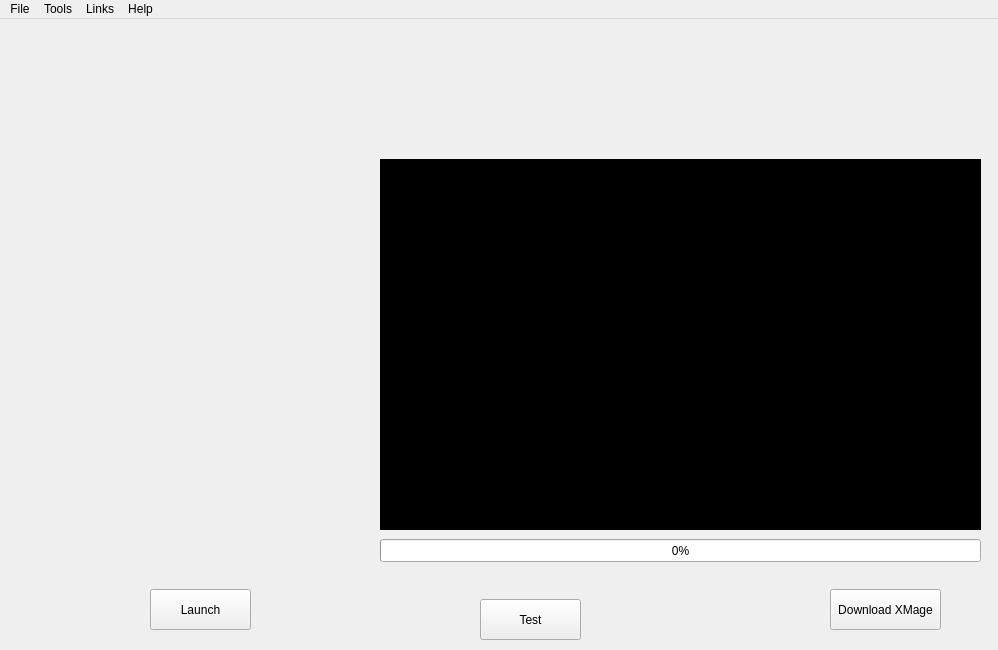
Qt form mainwindow.ui (weirddan455/xmage-launcher-qt) before a commit.
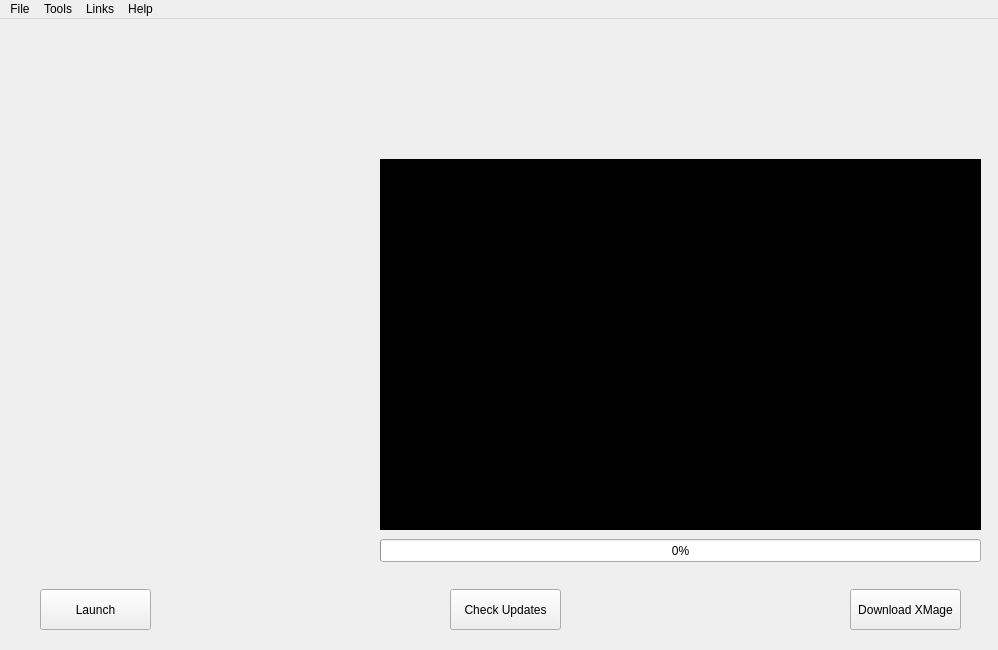
The same form after that commit. Icons and pictures are not drawn.

The edit to the form file:
```diff
--- a/mainwindow.ui
+++ b/mainwindow.ui
@@ -18,25 +18,31 @@
     <normaloff>:/icon-mage.png</normaloff>:/icon-mage.png</iconset>
   </property>
   <widget class="QWidget" name="centralwidget">
-   <widget class="QPushButton" name="testButton">
+   <widget class="QPushButton" name="updateButton">
+    <property name="enabled">
+     <bool>true</bool>
+    </property>
     <property name="geometry">
      <rect>
-      <x>480</x>
-      <y>580</y>
-      <width>101</width>
+      <x>450</x>
+      <y>570</y>
+      <width>111</width>
       <height>41</height>
      </rect>
     </property>
     <property name="text">
-     <string>Test</string>
+     <string>Check Updates</string>
     </property>
    </widget>
    <widget class="QPushButton" name="launchButton">
+    <property name="enabled">
+     <bool>true</bool>
+    </property>
     <property name="geometry">
      <rect>
-      <x>150</x>
+      <x>40</x>
       <y>570</y>
-      <width>101</width>
+      <width>111</width>
       <height>41</height>
      </rect>
     </property>
@@ -86,7 +92,7 @@
     </property>
     <property name="geometry">
      <rect>
-      <x>830</x>
+      <x>850</x>
       <y>570</y>
       <width>111</width>
       <height>41</height>
```
